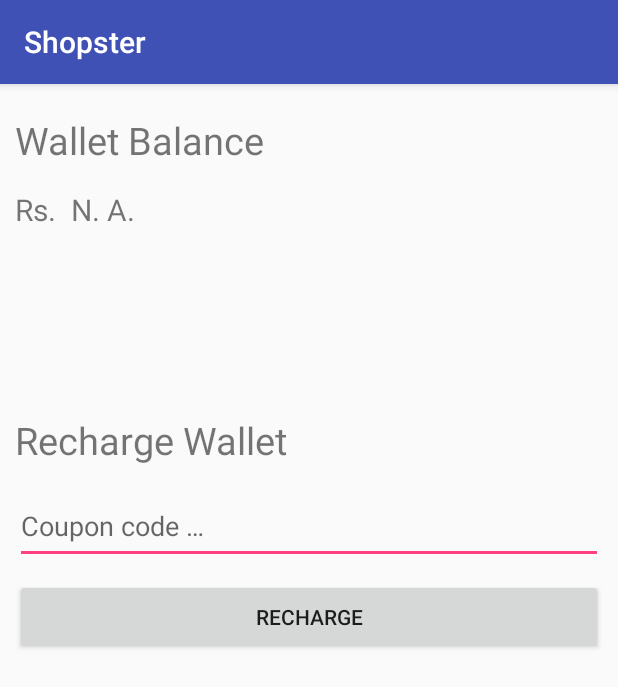
After one commit to CuriousLearner/Shopster, an Android app: the fragment WalletFragment shown on its own in the app's theme, on a phone screen of 412 x 824 dp. The commit adds this screen. Shown: the top 687 px of the screen. Run offline under Robolectric (Android 15) with nearby library versions, the phone set to English and light mode, and no system bars; our stand-ins replace ButterKnife.

Commit message:
Wallet fragment added

```diff
--- a/src/client/Shopster-Andoid-Client/app/src/main/java/in/co/shopster/shopster/ShopsterNavigationDrawer.java
+++ b/src/client/Shopster-Andoid-Client/app/src/main/java/in/co/shopster/shopster/ShopsterNavigationDrawer.java
@@ -11,6 +11,7 @@ import com.joanzapata.android.iconify.Iconify;
 
 import in.co.shopster.shopster.fragments.CartFragment;
 import in.co.shopster.shopster.fragments.HomeFragment;
+import in.co.shopster.shopster.fragments.WalletFragment;
 import it.neokree.materialnavigationdrawer.MaterialNavigationDrawer;
 import it.neokree.materialnavigationdrawer.elements.MaterialSection;
 
@@ -35,9 +36,17 @@ public class ShopsterNavigationDrawer extends MaterialNavigationDrawer {
                 new CartFragment()
         );
 
+        MaterialSection walletSection = newSection(
+                "Wallet",
+                new IconDrawable(this, Iconify.IconValue.fa_money),
+                new WalletFragment()
+        );
+
         this.addSection(homeSection);
 
         this.addSection(cartSection);
+
+        this.addSection(walletSection);
 
         this.setDefaultSectionLoaded(0);
         disableLearningPattern();
--- /dev/null
+++ b/src/client/Shopster-Andoid-Client/app/src/main/java/in/co/shopster/shopster/fragments/WalletFragment.java
@@ -0,0 +1,62 @@
+package in.co.shopster.shopster.fragments;
+
+import android.os.Bundle;
+import android.support.annotation.Nullable;
+import android.support.v4.app.Fragment;
+import android.view.LayoutInflater;
+import android.view.View;
+import android.view.ViewGroup;
+import android.widget.Button;
+import android.widget.EditText;
+import android.widget.TextView;
+
+import butterknife.Bind;
+import butterknife.ButterKnife;
+import in.co.shopster.shopster.R;
+import in.co.shopster.shopster.Utilities;
+
+/**
+ * Created by vikram on 3/4/16.
+ */
+public class WalletFragment extends Fragment {
+
+    private View view;
+
+
+    @Bind(R.id.text_wallet_balance)
+    TextView walletBalanceText;
+
+    @Bind(R.id.edit_coupon_code)
+    EditText couponCodeEdit;
+
+    @Bind(R.id.btn_recharge)
+    Button rechargeBtn;
+
+    @Nullable
+    @Override
+    public View onCreateView(LayoutInflater inflater, ViewGroup container, Bundle savedInstanceState) {
+        if(view == null) {
+            view = inflater.inflate(R.layout.fragment_wallet, container, false);
+            ButterKnife.bind(this, view);
+
+
+            rechargeBtn.setOnClickListener(new View.OnClickListener() {
+                @Override
+                public void onClick(View view) {
+
+                    String couponCode = couponCodeEdit.getText().toString();
+
+                    if(couponCode.equals("")) {
+                        Utilities.showToast("Please fill in a coupon code ...", WalletFragment.this.getContext(), false);
+                        return;
+                    }
+
+                    Utilities.writeDebugLog("Calling recharge API : couponCode ==> "+couponCode);
+                }
+            });
+
+
+        }
+        return view;
+    }
+}
--- /dev/null
+++ b/src/client/Shopster-Andoid-Client/app/src/main/res/layout/fragment_wallet.xml
@@ -0,0 +1,80 @@
+<?xml version="1.0" encoding="utf-8"?>
+<FrameLayout xmlns:android="http://schemas.android.com/apk/res/android"
+    android:orientation="vertical" android:layout_width="match_parent"
+    android:layout_height="match_parent">
+
+    <!--<Button-->
+        <!--android:id="@+id/btn_test"-->
+        <!--android:layout_width="100dp"-->
+        <!--android:layout_height="50dp"-->
+        <!--android:text="Test"-->
+        <!--/>-->
+
+    <LinearLayout
+        android:layout_width="match_parent"
+        android:layout_height="match_parent"
+        android:orientation="vertical"
+        android:layout_marginLeft="10dp"
+        android:layout_marginRight="10dp"
+        >
+
+        <TextView
+            android:layout_width="match_parent"
+            android:layout_height="50dp"
+            android:layout_marginTop="20dp"
+            android:textSize="25sp"
+            android:text="@string/label_wallet_balance"
+            />
+
+        <LinearLayout
+            android:layout_width="wrap_content"
+            android:layout_height="wrap_content">
+
+            <TextView
+                android:layout_width="wrap_content"
+                android:layout_height="50dp"
+                android:textSize="20sp"
+                android:text="@string/label_rupees"
+                />
+
+            <TextView
+                android:id="@+id/text_wallet_balance"
+                android:layout_width="wrap_content"
+                android:layout_height="50dp"
+                android:textSize="20sp"
+                android:layout_marginLeft="10dp"
+                android:text="@string/label_not_available"
+                />
+
+        </LinearLayout>
+
+
+        <TextView
+            android:layout_width="match_parent"
+            android:layout_height="50dp"
+            android:textSize="25sp"
+            android:layout_marginTop="100dp"
+            android:text="@string/label_recharge_wallet"
+            />
+
+        <EditText
+            android:id="@+id/edit_coupon_code"
+            android:layout_width="match_parent"
+            android:layout_height="50dp"
+            android:hint="@string/hint_coupon_code"
+            />
+
+        <Button
+            android:id="@+id/btn_recharge"
+            android:layout_width="match_parent"
+            android:layout_height="50dp"
+            android:layout_marginTop="10dp"
+            android:text="@string/label_recharge"
+            />
+
+
+
+    </LinearLayout>
+
+
+</FrameLayout>
--- a/src/client/Shopster-Andoid-Client/app/src/main/res/values/strings.xml
+++ b/src/client/Shopster-Andoid-Client/app/src/main/res/values/strings.xml
@@ -18,7 +18,12 @@
     <string name="title_activity_login">Shopster Login</string>
     <string name="label_login_to_shopster">Login to Shopster </string>
     <string name="label_register_on_shopster">Register on Shopster</string>
-
+    <string name="label_wallet_balance">Wallet Balance</string>
+    <string name="label_rupees">Rs.</string>
+    <string name="label_not_available">N. A.</string>
+    <string name="label_recharge_wallet">Recharge Wallet</string>
+    <string name="hint_coupon_code">Coupon code …</string>
+    <string name="label_recharge">Recharge</string>
 
 
 </resources>
```
